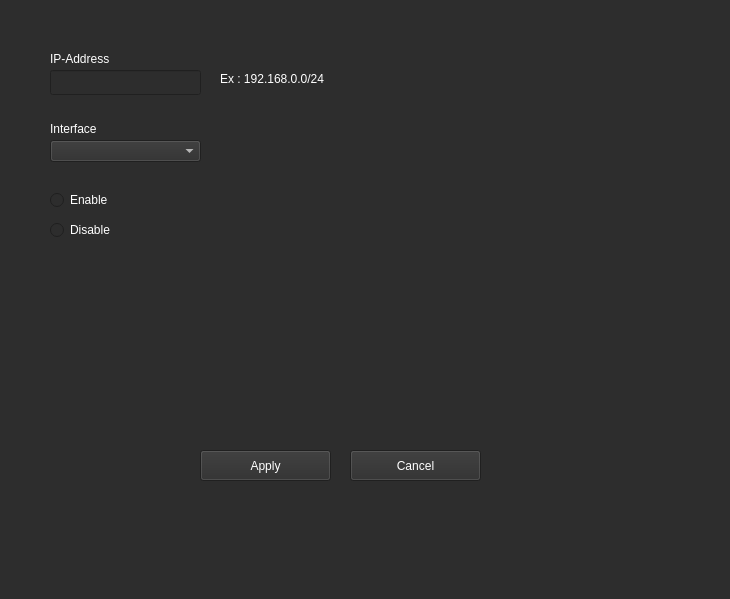
Old version of the form UI/NameSpaceConfig.ui in the repository monico18/LTI2-Kubernetes-Controller.
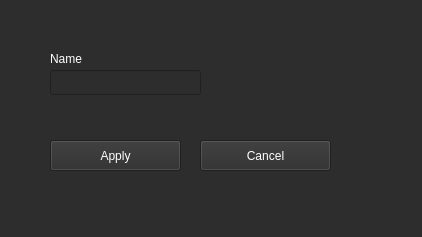
New version of the form.

Patch:
```diff
--- a/UI/NameSpaceConfig.ui
+++ b/UI/NameSpaceConfig.ui
@@ -6,8 +6,8 @@
    <rect>
     <x>0</x>
     <y>0</y>
-    <width>730</width>
-    <height>599</height>
+    <width>422</width>
+    <height>237</height>
    </rect>
   </property>
   <property name="windowTitle">
@@ -19,8 +19,8 @@
   <widget class="QPushButton" name="btn_apply_IPAdd">
    <property name="geometry">
     <rect>
-     <x>200</x>
-     <y>450</y>
+     <x>50</x>
+     <y>140</y>
      <width>131</width>
      <height>31</height>
     </rect>
@@ -150,8 +150,8 @@
   <widget class="QPushButton" name="btn_cancel_IPAdd">
    <property name="geometry">
     <rect>
-     <x>350</x>
-     <y>450</y>
+     <x>200</x>
+     <y>140</y>
      <width>131</width>
      <height>31</height>
     </rect>
@@ -460,7 +460,7 @@
     </palette>
    </property>
    <property name="text">
-    <string>IP-Address</string>
+    <string>Name</string>
    </property>
   </widget>
   <widget class="QLineEdit" name="line_ip">
@@ -654,820 +654,6 @@
     <enum>Qt::ClickFocus</enum>
    </property>
   </widget>
-  <widget class="QLabel" name="label_4">
-   <property name="geometry">
-    <rect>
-     <x>50</x>
-     <y>120</y>
-     <width>61</width>
-     <height>17</height>
-    </rect>
-   </property>
-   <property name="palette">
-    <palette>
-     <active>
-      <colorrole role="WindowText">
-       <brush brushstyle="SolidPattern">
-        <color alpha="255">
-         <red>255</red>
-         <green>255</green>
-         <blue>255</blue>
-        </color>
-       </brush>
-      </colorrole>
-      <colorrole role="Button">
-       <brush brushstyle="SolidPattern">
-        <color alpha="255">
-         <red>45</red>
-         <green>45</green>
-         <blue>45</blue>
-        </color>
-       </brush>
-      </colorrole>
-      <colorrole role="Text">
-       <brush brushstyle="SolidPattern">
-        <color alpha="255">
-         <red>255</red>
-         <green>255</green>
-         <blue>255</blue>
-        </color>
-       </brush>
-      </colorrole>
-      <colorrole role="ButtonText">
-       <brush brushstyle="SolidPattern">
-        <color alpha="255">
-         <red>255</red>
-         <green>255</green>
-         <blue>255</blue>
-        </color>
-       </brush>
-      </colorrole>
-      <colorrole role="Base">
-       <brush brushstyle="SolidPattern">
-        <color alpha="255">
-         <red>45</red>
-         <green>45</green>
-         <blue>45</blue>
-        </color>
-       </brush>
-      </colorrole>
-      <colorrole role="Window">
-       <brush brushstyle="SolidPattern">
-        <color alpha="255">
-         <red>45</red>
-         <green>45</green>
-         <blue>45</blue>
-        </color>
-       </brush>
-      </colorrole>
-     </active>
-     <inactive>
-      <colorrole role="WindowText">
-       <brush brushstyle="SolidPattern">
-        <color alpha="255">
-         <red>255</red>
-         <green>255</green>
-         <blue>255</blue>
-        </color>
-       </brush>
-      </colorrole>
-      <colorrole role="Button">
-       <brush brushstyle="SolidPattern">
-        <color alpha="255">
-         <red>45</red>
-         <green>45</green>
-         <blue>45</blue>
-        </color>
-       </brush>
-      </colorrole>
-      <colorrole role="Text">
-       <brush brushstyle="SolidPattern">
-        <color alpha="255">
-         <red>255</red>
-         <green>255</green>
-         <blue>255</blue>
-        </color>
-       </brush>
-      </colorrole>
-      <colorrole role="ButtonText">
-       <brush brushstyle="SolidPattern">
-        <color alpha="255">
-         <red>255</red>
-         <green>255</green>
-         <blue>255</blue>
-        </color>
-       </brush>
-      </colorrole>
-      <colorrole role="Base">
-       <brush brushstyle="SolidPattern">
-        <color alpha="255">
-         <red>45</red>
-         <green>45</green>
-         <blue>45</blue>
-        </color>
-       </brush>
-      </colorrole>
-      <colorrole role="Window">
-       <brush brushstyle="SolidPattern">
-        <color alpha="255">
-         <red>45</red>
-         <green>45</green>
-         <blue>45</blue>
-        </color>
-       </brush>
-      </colorrole>
-     </inactive>
-     <disabled>
-      <colorrole role="WindowText">
-       <brush brushstyle="SolidPattern">
-        <color alpha="255">
-         <red>120</red>
-         <green>120</green>
-         <blue>120</blue>
-        </color>
-       </brush>
-      </colorrole>
-      <colorrole role="Button">
-       <brush brushstyle="SolidPattern">
-        <color alpha="255">
-         <red>45</red>
-         <green>45</green>
-         <blue>45</blue>
-        </color>
-       </brush>
-      </colorrole>
-      <colorrole role="Text">
-       <brush brushstyle="SolidPattern">
-        <color alpha="255">
-         <red>120</red>
-         <green>120</green>
-         <blue>120</blue>
-        </color>
-       </brush>
-      </colorrole>
-      <colorrole role="ButtonText">
-       <brush brushstyle="SolidPattern">
-        <color alpha="255">
-         <red>120</red>
-         <green>120</green>
-         <blue>120</blue>
-        </color>
-       </brush>
-      </colorrole>
-      <colorrole role="Base">
-       <brush brushstyle="SolidPattern">
-        <color alpha="255">
-         <red>45</red>
-         <green>45</green>
-         <blue>45</blue>
-        </color>
-       </brush>
-      </colorrole>
-      <colorrole role="Window">
-       <brush brushstyle="SolidPattern">
-        <color alpha="255">
-         <red>45</red>
-         <green>45</green>
-         <blue>45</blue>
-        </color>
-       </brush>
-      </colorrole>
-     </disabled>
-    </palette>
-   </property>
-   <property name="text">
-    <string>Interface</string>
-   </property>
-  </widget>
-  <widget class="QComboBox" name="interfaces">
-   <property name="geometry">
-    <rect>
-     <x>50</x>
-     <y>140</y>
-     <width>151</width>
-     <height>22</height>
-    </rect>
-   </property>
-   <property name="palette">
-    <palette>
-     <active>
-      <colorrole role="WindowText">
-       <brush brushstyle="SolidPattern">
-        <color alpha="255">
-         <red>255</red>
-         <green>255</green>
-         <blue>255</blue>
-        </color>
-       </brush>
-      </colorrole>
-      <colorrole role="Button">
-       <brush brushstyle="SolidPattern">
-        <color alpha="255">
-         <red>45</red>
-         <green>45</green>
-         <blue>45</blue>
-        </color>
-       </brush>
-      </colorrole>
-      <colorrole role="Text">
-       <brush brushstyle="SolidPattern">
-        <color alpha="255">
-         <red>255</red>
-         <green>255</green>
-         <blue>255</blue>
-        </color>
-       </brush>
-      </colorrole>
-      <colorrole role="ButtonText">
-       <brush brushstyle="SolidPattern">
-        <color alpha="255">
-         <red>255</red>
-         <green>255</green>
-         <blue>255</blue>
-        </color>
-       </brush>
-      </colorrole>
-      <colorrole role="Base">
-       <brush brushstyle="SolidPattern">
-        <color alpha="255">
-         <red>45</red>
-         <green>45</green>
-         <blue>45</blue>
-        </color>
-       </brush>
-      </colorrole>
-      <colorrole role="Window">
-       <brush brushstyle="SolidPattern">
-        <color alpha="255">
-         <red>45</red>
-         <green>45</green>
-         <blue>45</blue>
-        </color>
-       </brush>
-      </colorrole>
-     </active>
-     <inactive>
-      <colorrole role="WindowText">
-       <brush brushstyle="SolidPattern">
-        <color alpha="255">
-         <red>255</red>
-         <green>255</green>
-         <blue>255</blue>
-        </color>
-       </brush>
-      </colorrole>
-      <colorrole role="Button">
-       <brush brushstyle="SolidPattern">
-        <color alpha="255">
-         <red>45</red>
-         <green>45</green>
-         <blue>45</blue>
-        </color>
-       </brush>
-      </colorrole>
-      <colorrole role="Text">
-       <brush brushstyle="SolidPattern">
-        <color alpha="255">
-         <red>255</red>
-         <green>255</green>
-         <blue>255</blue>
-        </color>
-       </brush>
-      </colorrole>
-      <colorrole role="ButtonText">
-       <brush brushstyle="SolidPattern">
-        <color alpha="255">
-         <red>255</red>
-         <green>255</green>
-         <blue>255</blue>
-        </color>
-       </brush>
-      </colorrole>
-      <colorrole role="Base">
-       <brush brushstyle="SolidPattern">
-        <color alpha="255">
-         <red>45</red>
-         <green>45</green>
-         <blue>45</blue>
-        </color>
-       </brush>
-      </colorrole>
-      <colorrole role="Window">
-       <brush brushstyle="SolidPattern">
-        <color alpha="255">
-         <red>45</red>
-         <green>45</green>
-         <blue>45</blue>
-        </color>
-       </brush>
-      </colorrole>
-     </inactive>
-     <disabled>
-      <colorrole role="WindowText">
-       <brush brushstyle="SolidPattern">
-        <color alpha="255">
-         <red>120</red>
-         <green>120</green>
-         <blue>120</blue>
-        </color>
-       </brush>
-      </colorrole>
-      <colorrole role="Button">
-       <brush brushstyle="SolidPattern">
-        <color alpha="255">
-         <red>45</red>
-         <green>45</green>
-         <blue>45</blue>
-        </color>
-       </brush>
-      </colorrole>
-      <colorrole role="Text">
-       <brush brushstyle="SolidPattern">
-        <color alpha="255">
-         <red>120</red>
-         <green>120</green>
-         <blue>120</blue>
-        </color>
-       </brush>
-      </colorrole>
-      <colorrole role="ButtonText">
-       <brush brushstyle="SolidPattern">
-        <color alpha="255">
-         <red>120</red>
-         <green>120</green>
-         <blue>120</blue>
-        </color>
-       </brush>
-      </colorrole>
-      <colorrole role="Base">
-       <brush brushstyle="SolidPattern">
-        <color alpha="255">
-         <red>45</red>
-         <green>45</green>
-         <blue>45</blue>
-        </color>
-       </brush>
-      </colorrole>
-      <colorrole role="Window">
-       <brush brushstyle="SolidPattern">
-        <color alpha="255">
-         <red>45</red>
-         <green>45</green>
-         <blue>45</blue>
-        </color>
-       </brush>
-      </colorrole>
-     </disabled>
-    </palette>
-   </property>
-  </widget>
-  <widget class="QRadioButton" name="radio_disable">
-   <property name="geometry">
-    <rect>
-     <x>50</x>
-     <y>220</y>
-     <width>95</width>
-     <height>20</height>
-    </rect>
-   </property>
-   <property name="palette">
-    <palette>
-     <active>
-      <colorrole role="WindowText">
-       <brush brushstyle="SolidPattern">
-        <color alpha="255">
-         <red>255</red>
-         <green>255</green>
-         <blue>255</blue>
-        </color>
-       </brush>
-      </colorrole>
-      <colorrole role="Button">
-       <brush brushstyle="SolidPattern">
-        <color alpha="255">
-         <red>45</red>
-         <green>45</green>
-         <blue>45</blue>
-        </color>
-       </brush>
-      </colorrole>
-      <colorrole role="Base">
-       <brush brushstyle="SolidPattern">
-        <color alpha="255">
-         <red>45</red>
-         <green>45</green>
-         <blue>45</blue>
-        </color>
-       </brush>
-      </colorrole>
-      <colorrole role="Window">
-       <brush brushstyle="SolidPattern">
-        <color alpha="255">
-         <red>45</red>
-         <green>45</green>
-         <blue>45</blue>
-        </color>
-       </brush>
-      </colorrole>
-     </active>
-     <inactive>
-      <colorrole role="WindowText">
-       <brush brushstyle="SolidPattern">
-        <color alpha="255">
-         <red>255</red>
-         <green>255</green>
-         <blue>255</blue>
-        </color>
-       </brush>
-      </colorrole>
-      <colorrole role="Button">
-       <brush brushstyle="SolidPattern">
-        <color alpha="255">
-         <red>45</red>
-         <green>45</green>
-         <blue>45</blue>
-        </color>
-       </brush>
-      </colorrole>
-      <colorrole role="Base">
-       <brush brushstyle="SolidPattern">
-        <color alpha="255">
-         <red>45</red>
-         <green>45</green>
-         <blue>45</blue>
-        </color>
-       </brush>
-      </colorrole>
-      <colorrole role="Window">
-       <brush brushstyle="SolidPattern">
-        <color alpha="255">
-         <red>45</red>
-         <green>45</green>
-         <blue>45</blue>
-        </color>
-       </brush>
-      </colorrole>
-     </inactive>
-     <disabled>
-      <colorrole role="WindowText">
-       <brush brushstyle="SolidPattern">
-        <color alpha="255">
-         <red>120</red>
-         <green>120</green>
-         <blue>120</blue>
-        </color>
-       </brush>
-      </colorrole>
-      <colorrole role="Button">
-       <brush brushstyle="SolidPattern">
-        <color alpha="255">
-         <red>45</red>
-         <green>45</green>
-         <blue>45</blue>
-        </color>
-       </brush>
-      </colorrole>
-      <colorrole role="Base">
-       <brush brushstyle="SolidPattern">
-        <color alpha="255">
-         <red>45</red>
-         <green>45</green>
-         <blue>45</blue>
-        </color>
-       </brush>
-      </colorrole>
-      <colorrole role="Window">
-       <brush brushstyle="SolidPattern">
-        <color alpha="255">
-         <red>45</red>
-         <green>45</green>
-         <blue>45</blue>
-        </color>
-       </brush>
-      </colorrole>
-     </disabled>
-    </palette>
-   </property>
-   <property name="text">
-    <string>Disable</string>
-   </property>
-  </widget>
-  <widget class="QRadioButton" name="radio_enable">
-   <property name="geometry">
-    <rect>
-     <x>50</x>
-     <y>190</y>
-     <width>95</width>
-     <height>20</height>
-    </rect>
-   </property>
-   <property name="palette">
-    <palette>
-     <active>
-      <colorrole role="WindowText">
-       <brush brushstyle="SolidPattern">
-        <color alpha="255">
-         <red>255</red>
-         <green>255</green>
-         <blue>255</blue>
-        </color>
-       </brush>
-      </colorrole>
-      <colorrole role="Button">
-       <brush brushstyle="SolidPattern">
-        <color alpha="255">
-         <red>45</red>
-         <green>45</green>
-         <blue>45</blue>
-        </color>
-       </brush>
-      </colorrole>
-      <colorrole role="Base">
-       <brush brushstyle="SolidPattern">
-        <color alpha="255">
-         <red>45</red>
-         <green>45</green>
-         <blue>45</blue>
-        </color>
-       </brush>
-      </colorrole>
-      <colorrole role="Window">
-       <brush brushstyle="SolidPattern">
-        <color alpha="255">
-         <red>45</red>
-         <green>45</green>
-         <blue>45</blue>
-        </color>
-       </brush>
-      </colorrole>
-     </active>
-     <inactive>
-      <colorrole role="WindowText">
-       <brush brushstyle="SolidPattern">
-        <color alpha="255">
-         <red>255</red>
-         <green>255</green>
-         <blue>255</blue>
-        </color>
-       </brush>
-      </colorrole>
-      <colorrole role="Button">
-       <brush brushstyle="SolidPattern">
-        <color alpha="255">
-         <red>45</red>
-         <green>45</green>
-         <blue>45</blue>
-        </color>
-       </brush>
-      </colorrole>
-      <colorrole role="Base">
-       <brush brushstyle="SolidPattern">
-        <color alpha="255">
-         <red>45</red>
-         <green>45</green>
-         <blue>45</blue>
-        </color>
-       </brush>
-      </colorrole>
-      <colorrole role="Window">
-       <brush brushstyle="SolidPattern">
-        <color alpha="255">
-         <red>45</red>
-         <green>45</green>
-         <blue>45</blue>
-        </color>
-       </brush>
-      </colorrole>
-     </inactive>
-     <disabled>
-      <colorrole role="WindowText">
-       <brush brushstyle="SolidPattern">
-        <color alpha="255">
-         <red>120</red>
-         <green>120</green>
-         <blue>120</blue>
-        </color>
-       </brush>
-      </colorrole>
-      <colorrole role="Button">
-       <brush brushstyle="SolidPattern">
-        <color alpha="255">
-         <red>45</red>
-         <green>45</green>
-         <blue>45</blue>
-        </color>
-       </brush>
-      </colorrole>
-      <colorrole role="Base">
-       <brush brushstyle="SolidPattern">
-        <color alpha="255">
-         <red>45</red>
-         <green>45</green>
-         <blue>45</blue>
-        </color>
-       </brush>
-      </colorrole>
-      <colorrole role="Window">
-       <brush brushstyle="SolidPattern">
-        <color alpha="255">
-         <red>45</red>
-         <green>45</green>
-         <blue>45</blue>
-        </color>
-       </brush>
-      </colorrole>
-     </disabled>
-    </palette>
-   </property>
-   <property name="text">
-    <string>Enable</string>
-   </property>
-  </widget>
-  <widget class="QLabel" name="label_3">
-   <property name="geometry">
-    <rect>
-     <x>220</x>
-     <y>70</y>
-     <width>121</width>
-     <height>17</height>
-    </rect>
-   </property>
-   <property name="palette">
-    <palette>
-     <active>
-      <colorrole role="WindowText">
-       <brush brushstyle="SolidPattern">
-        <color alpha="255">
-         <red>255</red>
-         <green>255</green>
-         <blue>255</blue>
-        </color>
-       </brush>
-      </colorrole>
-      <colorrole role="Button">
-       <brush brushstyle="SolidPattern">
-        <color alpha="255">
-         <red>45</red>
-         <green>45</green>
-         <blue>45</blue>
-        </color>
-       </brush>
-      </colorrole>
-      <colorrole role="Text">
-       <brush brushstyle="SolidPattern">
-        <color alpha="255">
-         <red>255</red>
-         <green>255</green>
-         <blue>255</blue>
-        </color>
-       </brush>
-      </colorrole>
-      <colorrole role="ButtonText">
-       <brush brushstyle="SolidPattern">
-        <color alpha="255">
-         <red>255</red>
-         <green>255</green>
-         <blue>255</blue>
-        </color>
-       </brush>
-      </colorrole>
-      <colorrole role="Base">
-       <brush brushstyle="SolidPattern">
-        <color alpha="255">
-         <red>45</red>
-         <green>45</green>
-         <blue>45</blue>
-        </color>
-       </brush>
-      </colorrole>
-      <colorrole role="Window">
-       <brush brushstyle="SolidPattern">
-        <color alpha="255">
-         <red>45</red>
-         <green>45</green>
-         <blue>45</blue>
-        </color>
-       </brush>
-      </colorrole>
-     </active>
-     <inactive>
-      <colorrole role="WindowText">
-       <brush brushstyle="SolidPattern">
-        <color alpha="255">
-         <red>255</red>
-         <green>255</green>
-         <blue>255</blue>
-        </color>
-       </brush>
-      </colorrole>
-      <colorrole role="Button">
-       <brush brushstyle="SolidPattern">
-        <color alpha="255">
-         <red>45</red>
-         <green>45</green>
-         <blue>45</blue>
-        </color>
-       </brush>
-      </colorrole>
-      <colorrole role="Text">
-       <brush brushstyle="SolidPattern">
-        <color alpha="255">
-         <red>255</red>
-         <green>255</green>
-         <blue>255</blue>
-        </color>
-       </brush>
-      </colorrole>
-      <colorrole role="ButtonText">
-       <brush brushstyle="SolidPattern">
-        <color alpha="255">
-         <red>255</red>
-         <green>255</green>
-         <blue>255</blue>
-        </color>
-       </brush>
-      </colorrole>
-      <colorrole role="Base">
-       <brush brushstyle="SolidPattern">
-        <color alpha="255">
-         <red>45</red>
-         <green>45</green>
-         <blue>45</blue>
-        </color>
-       </brush>
-      </colorrole>
-      <colorrole role="Window">
-       <brush brushstyle="SolidPattern">
-        <color alpha="255">
-         <red>45</red>
-         <green>45</green>
-         <blue>45</blue>
-        </color>
-       </brush>
-      </colorrole>
-     </inactive>
-     <disabled>
-      <colorrole role="WindowText">
-       <brush brushstyle="SolidPattern">
-        <color alpha="255">
-         <red>120</red>
-         <green>120</green>
-         <blue>120</blue>
-        </color>
-       </brush>
-      </colorrole>
-      <colorrole role="Button">
-       <brush brushstyle="SolidPattern">
-        <color alpha="255">
-         <red>45</red>
-         <green>45</green>
-         <blue>45</blue>
-        </color>
-       </brush>
-      </colorrole>
-      <colorrole role="Text">
-       <brush brushstyle="SolidPattern">
-        <color alpha="255">
-         <red>120</red>
-         <green>120</green>
-         <blue>120</blue>
-        </color>
-       </brush>
-      </colorrole>
-      <colorrole role="ButtonText">
-       <brush brushstyle="SolidPattern">
-        <color alpha="255">
-         <red>120</red>
-         <green>120</green>
-         <blue>120</blue>
-        </color>
-       </brush>
-      </colorrole>
-      <colorrole role="Base">
-       <brush brushstyle="SolidPattern">
-        <color alpha="255">
-         <red>45</red>
-         <green>45</green>
-         <blue>45</blue>
-        </color>
-       </brush>
-      </colorrole>
-      <colorrole role="Window">
-       <brush brushstyle="SolidPattern">
-        <color alpha="255">
-         <red>45</red>
-         <green>45</green>
-         <blue>45</blue>
-        </color>
-       </brush>
-      </colorrole>
-     </disabled>
-    </palette>
-   </property>
-   <property name="text">
-    <string>Ex : 192.168.0.0/24</string>
-   </property>
-  </widget>
  </widget>
  <resources/>
  <connections/>
```
Left out of the diff: 2 changed lines with no effect on the pictures.
